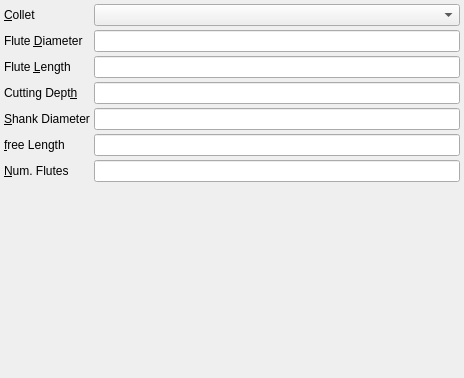
Qt form src/tDim.ui (DjangoReinhard/kutecam) before a commit.
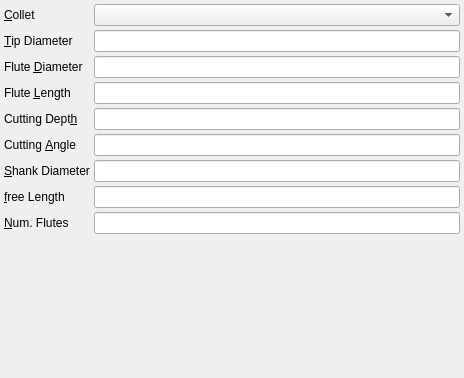
The same form after that commit.

```diff
--- a/src/tDim.ui
+++ b/src/tDim.ui
@@ -29,81 +29,7 @@
    <property name="spacing">
     <number>4</number>
    </property>
-   <item row="1" column="0">
-    <widget class="QLabel" name="label_2">
-     <property name="sizePolicy">
-      <sizepolicy hsizetype="Fixed" vsizetype="Fixed">
-       <horstretch>0</horstretch>
-       <verstretch>0</verstretch>
-      </sizepolicy>
-     </property>
-     <property name="text">
-      <string>Flute &amp;Diameter</string>
-     </property>
-     <property name="buddy">
-      <cstring>fluteDiameter</cstring>
-     </property>
-    </widget>
-   </item>
-   <item row="5" column="1" colspan="2">
-    <widget class="QLineEdit" name="freeLength">
-     <property name="sizePolicy">
-      <sizepolicy hsizetype="MinimumExpanding" vsizetype="Fixed">
-       <horstretch>0</horstretch>
-       <verstretch>0</verstretch>
-      </sizepolicy>
-     </property>
-     <property name="alignment">
-      <set>Qt::AlignRight|Qt::AlignTrailing|Qt::AlignVCenter</set>
-     </property>
-    </widget>
-   </item>
-   <item row="3" column="0">
-    <widget class="QLabel" name="label_4">
-     <property name="sizePolicy">
-      <sizepolicy hsizetype="Fixed" vsizetype="Fixed">
-       <horstretch>0</horstretch>
-       <verstretch>0</verstretch>
-      </sizepolicy>
-     </property>
-     <property name="text">
-      <string>Cutting Dept&amp;h</string>
-     </property>
-     <property name="buddy">
-      <cstring>cuttingDepth</cstring>
-     </property>
-    </widget>
-   </item>
-   <item row="2" column="0">
-    <widget class="QLabel" name="label_3">
-     <property name="sizePolicy">
-      <sizepolicy hsizetype="Fixed" vsizetype="Fixed">
-       <horstretch>0</horstretch>
-       <verstretch>0</verstretch>
-      </sizepolicy>
-     </property>
-     <property name="text">
-      <string>Flute &amp;Length</string>
-     </property>
-     <property name="buddy">
-      <cstring>fluteLength</cstring>
-     </property>
-    </widget>
-   </item>
-   <item row="2" column="1" colspan="2">
-    <widget class="QLineEdit" name="fluteLength">
-     <property name="sizePolicy">
-      <sizepolicy hsizetype="MinimumExpanding" vsizetype="Fixed">
-       <horstretch>0</horstretch>
-       <verstretch>0</verstretch>
-      </sizepolicy>
-     </property>
-     <property name="alignment">
-      <set>Qt::AlignRight|Qt::AlignTrailing|Qt::AlignVCenter</set>
-     </property>
-    </widget>
-   </item>
-   <item row="4" column="1" colspan="2">
+   <item row="6" column="1" colspan="2">
     <widget class="QLineEdit" name="shankDiameter">
      <property name="sizePolicy">
       <sizepolicy hsizetype="MinimumExpanding" vsizetype="Fixed">
@@ -116,94 +42,7 @@
      </property>
     </widget>
    </item>
-   <item row="5" column="0">
-    <widget class="QLabel" name="label_6">
-     <property name="sizePolicy">
-      <sizepolicy hsizetype="Fixed" vsizetype="Fixed">
-       <horstretch>0</horstretch>
-       <verstretch>0</verstretch>
-      </sizepolicy>
-     </property>
-     <property name="text">
-      <string>&amp;free Length</string>
-     </property>
-     <property name="buddy">
-      <cstring>freeLength</cstring>
-     </property>
-    </widget>
-   </item>
-   <item row="3" column="1" colspan="2">
-    <widget class="QLineEdit" name="cuttingDepth">
-     <property name="sizePolicy">
-      <sizepolicy hsizetype="MinimumExpanding" vsizetype="Fixed">
-       <horstretch>0</horstretch>
-       <verstretch>0</verstretch>
-      </sizepolicy>
-     </property>
-     <property name="alignment">
-      <set>Qt::AlignRight|Qt::AlignTrailing|Qt::AlignVCenter</set>
-     </property>
-    </widget>
-   </item>
    <item row="6" column="0">
-    <widget class="QLabel" name="label_8">
-     <property name="sizePolicy">
-      <sizepolicy hsizetype="Fixed" vsizetype="Fixed">
-       <horstretch>0</horstretch>
-       <verstretch>0</verstretch>
-      </sizepolicy>
-     </property>
-     <property name="text">
-      <string>&amp;Num. Flutes</string>
-     </property>
-     <property name="buddy">
-      <cstring>numFlutes</cstring>
-     </property>
-    </widget>
-   </item>
-   <item row="1" column="1" colspan="2">
-    <widget class="QLineEdit" name="fluteDiameter">
-     <property name="sizePolicy">
-      <sizepolicy hsizetype="MinimumExpanding" vsizetype="Fixed">
-       <horstretch>0</horstretch>
-       <verstretch>0</verstretch>
-      </sizepolicy>
-     </property>
-     <property name="alignment">
-      <set>Qt::AlignRight|Qt::AlignTrailing|Qt::AlignVCenter</set>
-     </property>
-    </widget>
-   </item>
-   <item row="6" column="1" colspan="2">
-    <widget class="QLineEdit" name="numFlutes">
-     <property name="sizePolicy">
-      <sizepolicy hsizetype="MinimumExpanding" vsizetype="Fixed">
-       <horstretch>0</horstretch>
-       <verstretch>0</verstretch>
-      </sizepolicy>
-     </property>
-     <property name="alignment">
-      <set>Qt::AlignRight|Qt::AlignTrailing|Qt::AlignVCenter</set>
-     </property>
-    </widget>
-   </item>
-   <item row="0" column="0">
-    <widget class="QLabel" name="label">
-     <property name="sizePolicy">
-      <sizepolicy hsizetype="Fixed" vsizetype="Fixed">
-       <horstretch>0</horstretch>
-       <verstretch>0</verstretch>
-      </sizepolicy>
-     </property>
-     <property name="text">
-      <string>&amp;Collet</string>
-     </property>
-     <property name="buddy">
-      <cstring>cbCollet</cstring>
-     </property>
-    </widget>
-   </item>
-   <item row="4" column="0">
     <widget class="QLabel" name="label_5">
      <property name="sizePolicy">
       <sizepolicy hsizetype="Fixed" vsizetype="Fixed">
@@ -222,17 +61,52 @@
      </property>
     </widget>
    </item>
-   <item row="0" column="1" colspan="2">
-    <widget class="QComboBox" name="cbCollet">
+   <item row="7" column="0">
+    <widget class="QLabel" name="label_6">
+     <property name="sizePolicy">
+      <sizepolicy hsizetype="Fixed" vsizetype="Fixed">
+       <horstretch>0</horstretch>
+       <verstretch>0</verstretch>
+      </sizepolicy>
+     </property>
+     <property name="text">
+      <string>&amp;free Length</string>
+     </property>
+     <property name="buddy">
+      <cstring>freeLength</cstring>
+     </property>
+    </widget>
+   </item>
+   <item row="2" column="0">
+    <widget class="QLabel" name="label_2">
+     <property name="sizePolicy">
+      <sizepolicy hsizetype="Fixed" vsizetype="Fixed">
+       <horstretch>0</horstretch>
+       <verstretch>0</verstretch>
+      </sizepolicy>
+     </property>
+     <property name="text">
+      <string>Flute &amp;Diameter</string>
+     </property>
+     <property name="buddy">
+      <cstring>fluteDiameter</cstring>
+     </property>
+    </widget>
+   </item>
+   <item row="3" column="1" colspan="2">
+    <widget class="QLineEdit" name="fluteLength">
      <property name="sizePolicy">
       <sizepolicy hsizetype="MinimumExpanding" vsizetype="Fixed">
        <horstretch>0</horstretch>
        <verstretch>0</verstretch>
       </sizepolicy>
      </property>
+     <property name="alignment">
+      <set>Qt::AlignRight|Qt::AlignTrailing|Qt::AlignVCenter</set>
+     </property>
     </widget>
    </item>
-   <item row="7" column="1">
+   <item row="9" column="1">
     <spacer name="verticalSpacer">
      <property name="orientation">
       <enum>Qt::Vertical</enum>
@@ -245,6 +119,172 @@
      </property>
     </spacer>
    </item>
+   <item row="5" column="1" colspan="2">
+    <widget class="QLineEdit" name="cuttingAngle">
+     <property name="sizePolicy">
+      <sizepolicy hsizetype="MinimumExpanding" vsizetype="Fixed">
+       <horstretch>0</horstretch>
+       <verstretch>0</verstretch>
+      </sizepolicy>
+     </property>
+     <property name="alignment">
+      <set>Qt::AlignRight|Qt::AlignTrailing|Qt::AlignVCenter</set>
+     </property>
+    </widget>
+   </item>
+   <item row="4" column="1" colspan="2">
+    <widget class="QLineEdit" name="cuttingDepth">
+     <property name="sizePolicy">
+      <sizepolicy hsizetype="MinimumExpanding" vsizetype="Fixed">
+       <horstretch>0</horstretch>
+       <verstretch>0</verstretch>
+      </sizepolicy>
+     </property>
+     <property name="alignment">
+      <set>Qt::AlignRight|Qt::AlignTrailing|Qt::AlignVCenter</set>
+     </property>
+    </widget>
+   </item>
+   <item row="0" column="0">
+    <widget class="QLabel" name="label">
+     <property name="sizePolicy">
+      <sizepolicy hsizetype="Fixed" vsizetype="Fixed">
+       <horstretch>0</horstretch>
+       <verstretch>0</verstretch>
+      </sizepolicy>
+     </property>
+     <property name="text">
+      <string>&amp;Collet</string>
+     </property>
+     <property name="buddy">
+      <cstring>cbCollet</cstring>
+     </property>
+    </widget>
+   </item>
+   <item row="4" column="0">
+    <widget class="QLabel" name="label_4">
+     <property name="sizePolicy">
+      <sizepolicy hsizetype="Fixed" vsizetype="Fixed">
+       <horstretch>0</horstretch>
+       <verstretch>0</verstretch>
+      </sizepolicy>
+     </property>
+     <property name="text">
+      <string>Cutting Dept&amp;h</string>
+     </property>
+     <property name="buddy">
+      <cstring>cuttingDepth</cstring>
+     </property>
+    </widget>
+   </item>
+   <item row="8" column="0">
+    <widget class="QLabel" name="label_8">
+     <property name="sizePolicy">
+      <sizepolicy hsizetype="Fixed" vsizetype="Fixed">
+       <horstretch>0</horstretch>
+       <verstretch>0</verstretch>
+      </sizepolicy>
+     </property>
+     <property name="text">
+      <string>&amp;Num. Flutes</string>
+     </property>
+     <property name="buddy">
+      <cstring>numFlutes</cstring>
+     </property>
+    </widget>
+   </item>
+   <item row="8" column="1" colspan="2">
+    <widget class="QLineEdit" name="numFlutes">
+     <property name="sizePolicy">
+      <sizepolicy hsizetype="MinimumExpanding" vsizetype="Fixed">
+       <horstretch>0</horstretch>
+       <verstretch>0</verstretch>
+      </sizepolicy>
+     </property>
+     <property name="alignment">
+      <set>Qt::AlignRight|Qt::AlignTrailing|Qt::AlignVCenter</set>
+     </property>
+    </widget>
+   </item>
+   <item row="7" column="1" colspan="2">
+    <widget class="QLineEdit" name="freeLength">
+     <property name="sizePolicy">
+      <sizepolicy hsizetype="MinimumExpanding" vsizetype="Fixed">
+       <horstretch>0</horstretch>
+       <verstretch>0</verstretch>
+      </sizepolicy>
+     </property>
+     <property name="alignment">
+      <set>Qt::AlignRight|Qt::AlignTrailing|Qt::AlignVCenter</set>
+     </property>
+    </widget>
+   </item>
+   <item row="2" column="1" colspan="2">
+    <widget class="QLineEdit" name="fluteDiameter">
+     <property name="sizePolicy">
+      <sizepolicy hsizetype="MinimumExpanding" vsizetype="Fixed">
+       <horstretch>0</horstretch>
+       <verstretch>0</verstretch>
+      </sizepolicy>
+     </property>
+     <property name="alignment">
+      <set>Qt::AlignRight|Qt::AlignTrailing|Qt::AlignVCenter</set>
+     </property>
+    </widget>
+   </item>
+   <item row="5" column="0">
+    <widget class="QLabel" name="label_7">
+     <property name="text">
+      <string>Cutting &amp;Angle</string>
+     </property>
+     <property name="buddy">
+      <cstring>cuttingAngle</cstring>
+     </property>
+    </widget>
+   </item>
+   <item row="3" column="0">
+    <widget class="QLabel" name="label_3">
+     <property name="sizePolicy">
+      <sizepolicy hsizetype="Fixed" vsizetype="Fixed">
+       <horstretch>0</horstretch>
+       <verstretch>0</verstretch>
+      </sizepolicy>
+     </property>
+     <property name="text">
+      <string>Flute &amp;Length</string>
+     </property>
+     <property name="buddy">
+      <cstring>fluteLength</cstring>
+     </property>
+    </widget>
+   </item>
+   <item row="0" column="1" colspan="2">
+    <widget class="QComboBox" name="cbCollet">
+     <property name="sizePolicy">
+      <sizepolicy hsizetype="MinimumExpanding" vsizetype="Fixed">
+       <horstretch>0</horstretch>
+       <verstretch>0</verstretch>
+      </sizepolicy>
+     </property>
+    </widget>
+   </item>
+   <item row="1" column="0">
+    <widget class="QLabel" name="label_9">
+     <property name="text">
+      <string>&amp;Tip Diameter</string>
+     </property>
+     <property name="buddy">
+      <cstring>tipDiameter</cstring>
+     </property>
+    </widget>
+   </item>
+   <item row="1" column="1" colspan="2">
+    <widget class="QLineEdit" name="tipDiameter">
+     <property name="alignment">
+      <set>Qt::AlignRight|Qt::AlignTrailing|Qt::AlignVCenter</set>
+     </property>
+    </widget>
+   </item>
   </layout>
  </widget>
  <tabstops>
```
Left out of the diff: 2 changed lines with no effect on the pictures.
